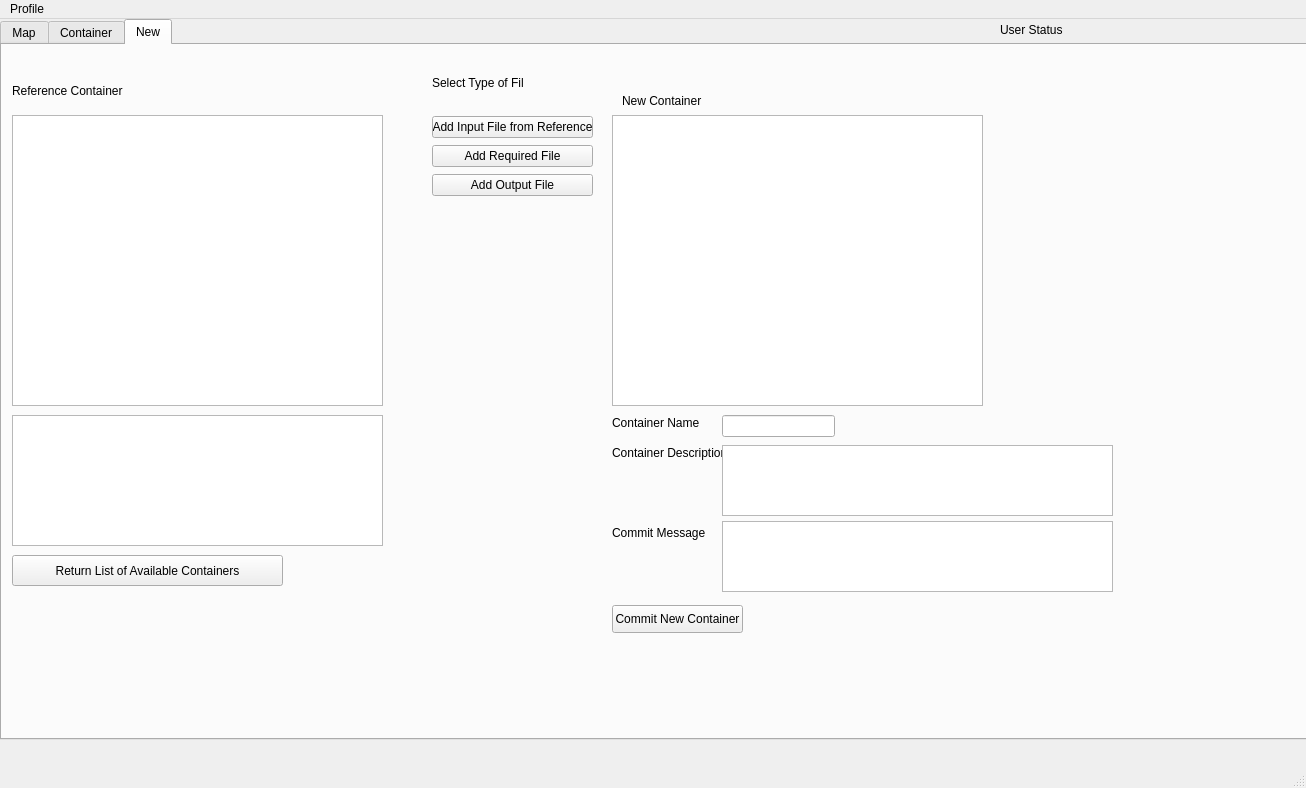
Old version of the form Graphics/SagaGui.ui in the repository inexplicable01/saga.
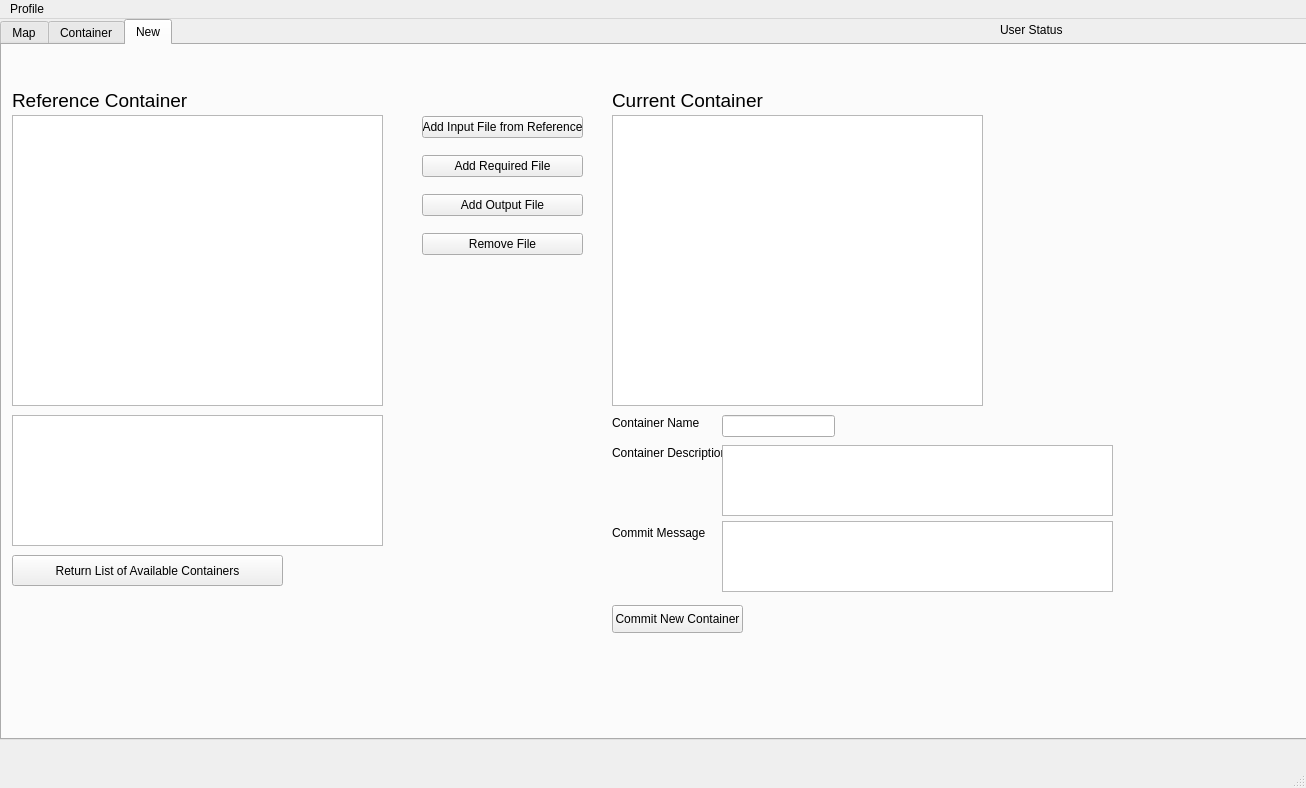
New version of the form.

What changed in the file:
```diff
--- a/Graphics/SagaGui.ui
+++ b/Graphics/SagaGui.ui
@@ -376,25 +376,37 @@
      <widget class="QLabel" name="label_6">
       <property name="geometry">
        <rect>
-        <x>620</x>
+        <x>610</x>
         <y>40</y>
-        <width>121</width>
+        <width>281</width>
         <height>31</height>
        </rect>
       </property>
+      <property name="font">
+       <font>
+        <pointsize>14</pointsize>
+        <weight>50</weight>
+        <bold>false</bold>
+       </font>
+      </property>
       <property name="text">
-       <string>New Container</string>
+       <string>Current Container</string>
       </property>
      </widget>
      <widget class="QLabel" name="label_7">
       <property name="geometry">
        <rect>
         <x>10</x>
-        <y>30</y>
-        <width>131</width>
+        <y>40</y>
+        <width>311</width>
         <height>31</height>
        </rect>
       </property>
+      <property name="font">
+       <font>
+        <pointsize>14</pointsize>
+       </font>
+      </property>
       <property name="text">
        <string>Reference Container</string>
       </property>
@@ -513,26 +525,13 @@
        <string>Commit Message</string>
       </property>
      </widget>
-     <widget class="QLabel" name="label_11">
-      <property name="geometry">
-       <rect>
-        <x>430</x>
-        <y>30</y>
-        <width>91</width>
-        <height>16</height>
-       </rect>
-      </property>
-      <property name="text">
-       <string>Select Type of File</string>
-      </property>
-     </widget>
      <widget class="QWidget" name="layoutWidget">
       <property name="geometry">
        <rect>
-        <x>430</x>
-        <y>70</y>
+        <x>420</x>
+        <y>60</y>
         <width>161</width>
-        <height>83</height>
+        <height>161</height>
        </rect>
       </property>
       <layout class="QVBoxLayout" name="verticalLayout">
@@ -557,6 +556,13 @@
          </property>
         </widget>
        </item>
+       <item>
+        <widget class="QPushButton" name="removeFileButton">
+         <property name="text">
+          <string>Remove File</string>
+         </property>
+        </widget>
+       </item>
       </layout>
      </widget>
     </widget>
```
